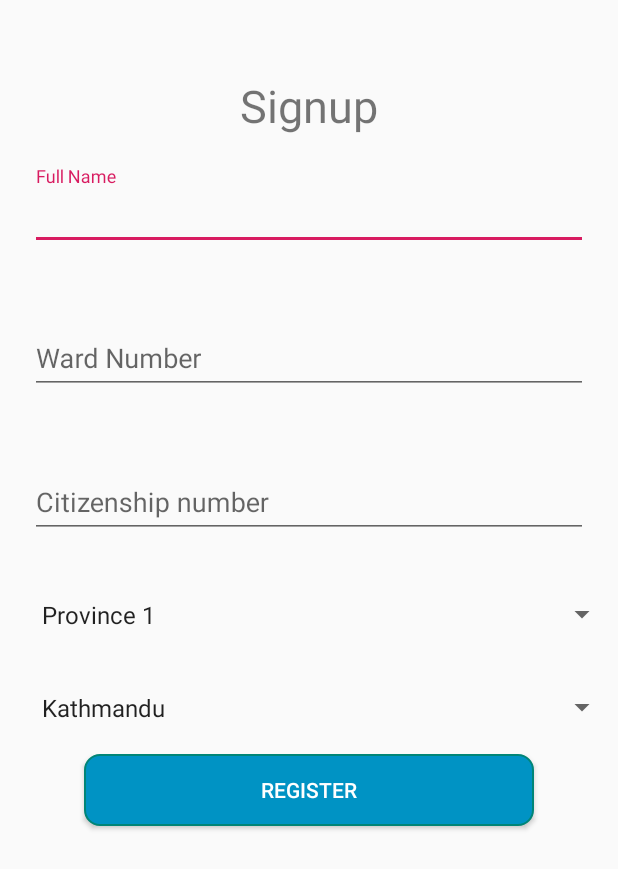
After one commit to iamtekson/LocalGovernance, an Android app: the layout signup.xml on its own in the app's theme, with its tools: preview values and no code run, on a phone screen of 412 x 824 dp. The commit adds this screen. Shown: the top 869 px of the screen. Run offline under Robolectric (Android 15) with nearby library versions, the light colour scheme and no system bars.

Commit message:
Added Signup Activity

```diff
--- a/app/build.gradle
+++ b/app/build.gradle
@@ -32,6 +32,7 @@ dependencies {
 
     //firebase auth
     implementation 'com.google.firebase:firebase-auth:18.1.0'
+    implementation 'com.google.android.material:material:1.0.0'
 
 
 }
--- a/app/src/main/AndroidManifest.xml
+++ b/app/src/main/AndroidManifest.xml
@@ -19,6 +19,7 @@
         <activity android:name=".HomeActivity"></activity>
         <activity android:name=".UserLoginActivity" />
         <activity android:name=".SplashScreen" />
+        <activity android:name=".Signup" />
         <activity android:name=".MainActivity">
             <intent-filter>
                 <action android:name="android.intent.action.MAIN" />
--- /dev/null
+++ b/app/src/main/java/com/digitalized_nepal/localgovernance/Signup.java
@@ -0,0 +1,15 @@
+package com.digitalized_nepal.localgovernance;
+
+import android.os.Bundle;
+import android.os.PersistableBundle;
+
+import androidx.annotation.Nullable;
+import androidx.appcompat.app.AppCompatActivity;
+
+public class Signup extends AppCompatActivity {
+    @Override
+    public void onCreate(@Nullable Bundle savedInstanceState, @Nullable PersistableBundle persistentState) {
+        super.onCreate(savedInstanceState, persistentState);
+        setContentView(R.layout.signup);
+    }
+}
--- a/app/src/main/java/com/digitalized_nepal/localgovernance/SplashScreen.java
+++ b/app/src/main/java/com/digitalized_nepal/localgovernance/SplashScreen.java
@@ -35,7 +35,6 @@ public class SplashScreen extends AppCompatActivity {
                 }
                 finish();
                 overridePendingTransition(R.anim.enter, R.anim.exit);
-
                 startActivity(intent);
             }
         }
--- /dev/null
+++ b/app/src/main/res/drawable/btn_background.xml
@@ -0,0 +1,10 @@
+<?xml version="1.0" encoding="utf-8"?>
+<shape xmlns:android="http://schemas.android.com/apk/res/android">
+    <gradient android:startColor="#0093c4"
+        android:endColor="#0093c4"
+        android:angle="270" />
+    <corners android:radius="10dp" />
+    <stroke android:width="2px"
+        android:color="@color/colorPrimary" />
+
+</shape>
--- /dev/null
+++ b/app/src/main/res/layout/signup.xml
@@ -0,0 +1,96 @@
+<?xml version="1.0" encoding="utf-8"?>
+<LinearLayout xmlns:android="http://schemas.android.com/apk/res/android"
+    xmlns:app="http://schemas.android.com/apk/res-auto"
+    xmlns:tools="http://schemas.android.com/tools"
+    android:layout_width="match_parent"
+    android:layout_height="match_parent"
+    tools:context=".MainActivity"
+    android:orientation="vertical">
+
+    <!--Signup Form-->
+    <ScrollView
+        android:id="@+id/scroll_view"
+        android:layout_width="match_parent"
+        android:layout_height="match_parent">
+        <LinearLayout
+            android:layout_marginTop="50dp"
+            android:layout_width="match_parent"
+            android:layout_height="match_parent"
+            android:orientation="vertical">
+            <TextView
+                android:id="@+id/txt_signup"
+                android:layout_width="match_parent"
+                android:layout_height="wrap_content"
+                android:text="Signup"
+                android:textSize="30sp"
+                android:gravity="center_horizontal"/>
+            <!--Full Name-->
+            <com.google.android.material.textfield.TextInputLayout
+                android:layout_width="match_parent"
+                android:layout_height="wrap_content"
+
+                android:padding="20dp">
+
+                <com.google.android.material.textfield.TextInputEditText
+                    android:id="@+id/FullName"
+                    android:layout_width="match_parent"
+                    android:layout_height="wrap_content"
+                    android:hint="Full Name" />
+            </com.google.android.material.textfield.TextInputLayout>
+
+            <!--Ward Number-->
+            <com.google.android.material.textfield.TextInputLayout
+                android:layout_width="match_parent"
+                android:layout_height="wrap_content"
+                android:padding="20dp">
+
+                <com.google.android.material.textfield.TextInputEditText
+                    android:id="@+id/ward_number"
+                    android:layout_width="match_parent"
+                    android:layout_height="wrap_content"
+                    android:hint="Ward Number"
+                    android:inputType="number" />
+            </com.google.android.material.textfield.TextInputLayout>
+
+            <!--Citizenship-->
+            <com.google.android.material.textfield.TextInputLayout
+                android:layout_width="match_parent"
+                android:layout_height="wrap_content"
+                android:padding="20dp">
+
+                <com.google.android.material.textfield.TextInputEditText
+                    android:id="@+id/citizenship_number"
+                    android:layout_width="match_parent"
+                    android:layout_height="wrap_content"
+                    android:hint="Citizenship number"
+                    android:inputType="number" />
+            </com.google.android.material.textfield.TextInputLayout>
+
+            <Spinner
+                android:padding="20dp"
+                android:id="@+id/spinner_province"
+                android:layout_width="match_parent"
+                android:layout_height="wrap_content"
+                android:entries="@array/provinces"
+                />
+
+            <Spinner
+                android:padding="20dp"
+                android:id="@+id/spinner_municipality"
+                android:layout_width="match_parent"
+                android:layout_height="wrap_content"
+                android:entries="@array/municipality"/>
+            <Button
+                android:layout_width="300dp"
+                android:layout_height="wrap_content"
+                android:layout_gravity="center_horizontal"
+                android:text="Register"
+                android:background="@drawable/btn_background"
+                android:textColor="#FFF"/>
+
+            <View
+                android:layout_width="match_parent"
+                android:layout_height="100dp"/>
+        </LinearLayout>
+    </ScrollView>
+</LinearLayout>
--- a/app/src/main/res/values/strings.xml
+++ b/app/src/main/res/values/strings.xml
@@ -1,3 +1,16 @@
 <resources>
     <string name="app_name">Local Governance</string>
+    <string-array name="provinces">
+        <item>Province 1</item>
+        <item>Province 2</item>
+        <item>Province 3</item>
+        <item>Province 4</item>
+    </string-array>
+
+    <string-array name="municipality">
+        <item>Kathmandu</item>
+        <item>Chitwan</item>
+        <item>Lumbini</item>
+        <item>Butwal</item>
+    </string-array>
 </resources>
```
